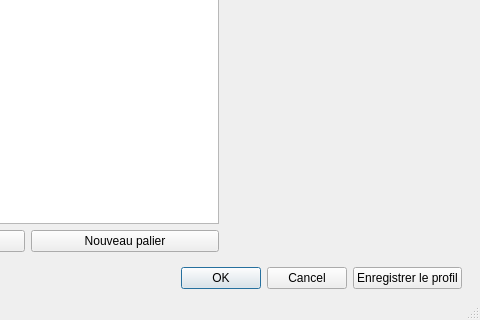
Above: reader.ui from 314r/joliebulle before the change; both pictures show x 813 to 1293 and y 395 to 715 of the 1293 by 715 pixel window. Below: the same form after it.
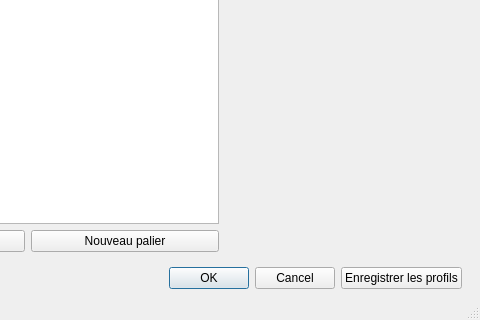
That is the form after the change. The open tabs and pages were chosen to show the change. Icons and pictures are not drawn.

Commit message: enregistrement profils OK, classés

Patch:
```diff
--- a/reader.ui
+++ b/reader.ui
@@ -882,7 +882,7 @@
           <item>
            <widget class="QPushButton" name="pushButtonSaveProfile">
             <property name="text">
-             <string>Enregistrer le profil</string>
+             <string>Enregistrer les profils</string>
             </property>
            </widget>
           </item>
```
Left out of the diff: 2 changed lines with no effect on the pictures. The commit also changes 4 other files.
